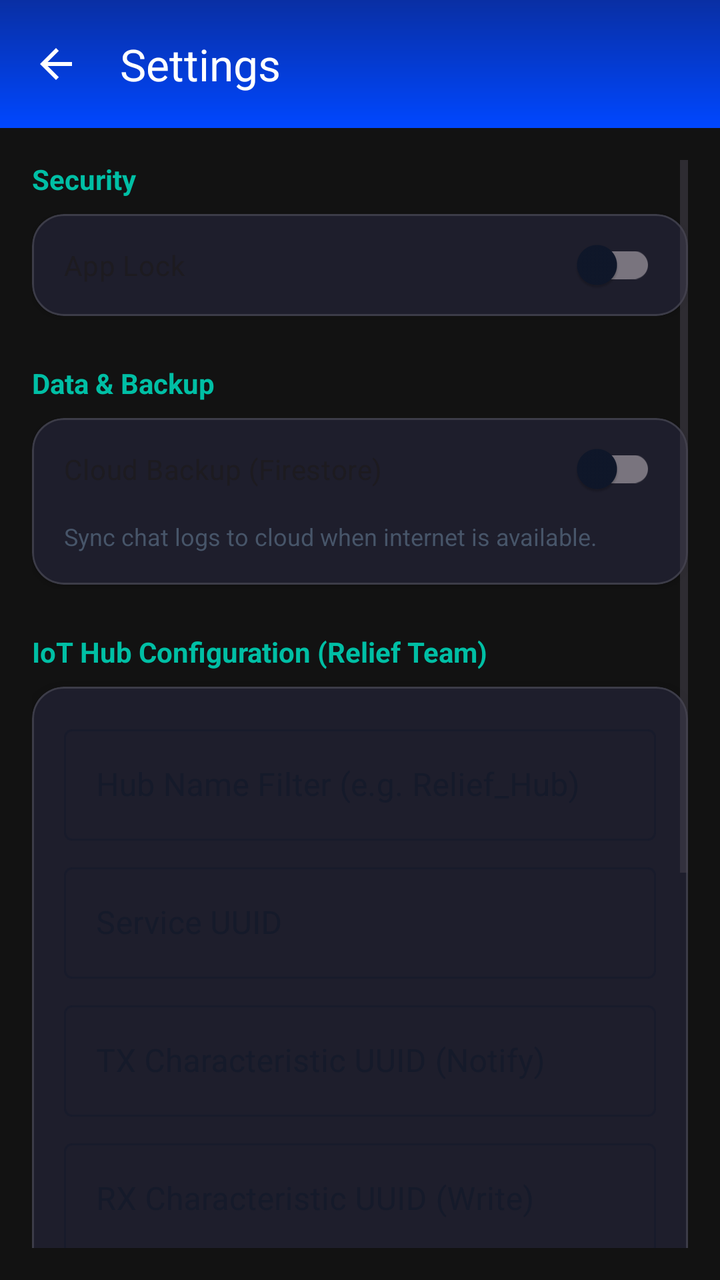
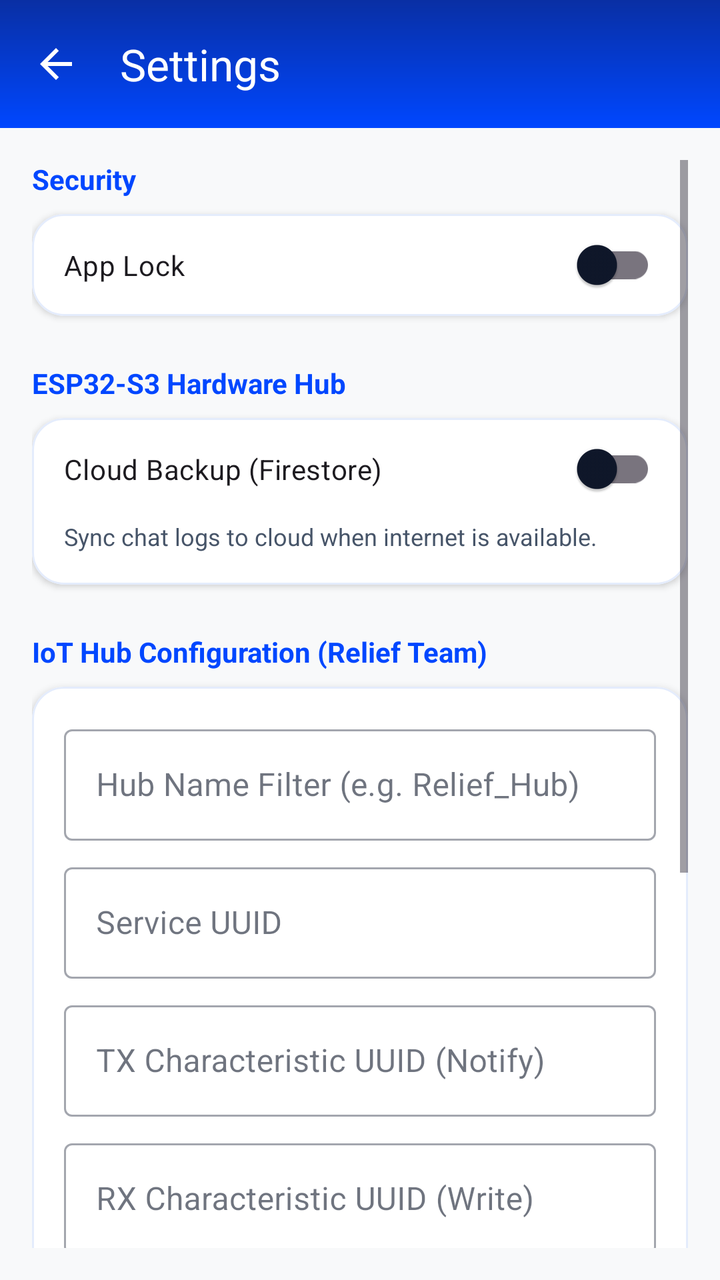

The first picture is an Android layout as it rendered before a commit; the second is the same layout after the commit. The layout source and the unified diff follow.
<!-- AndroidManifest.xml: activity theme Theme.DisasterComm.NoActionBar -->
<!-- res/layout/activity_settings.xml -->
<?xml version="1.0" encoding="utf-8"?>
<LinearLayout xmlns:android="http://schemas.android.com/apk/res/android"
    xmlns:app="http://schemas.android.com/apk/res-auto"
    android:layout_width="match_parent"
    android:layout_height="match_parent"
    android:orientation="vertical"
    android:background="#121212">

    <com.google.android.material.appbar.MaterialToolbar
        android:id="@+id/toolbar"
        android:layout_width="match_parent"
        android:layout_height="?attr/actionBarSize"
        android:background="@drawable/gradient_toolbar"
        android:elevation="4dp"
        app:title="Settings"
        app:titleTextColor="@android:color/white"
        app:navigationIcon="@drawable/ic_arrow_back"
        app:navigationIconTint="@color/white"/>

    <ScrollView
        android:layout_width="match_parent"
        android:layout_height="match_parent"
        android:padding="16dp">

        <LinearLayout
            android:layout_width="match_parent"
            android:layout_height="wrap_content"
            android:orientation="vertical">



            
            <TextView
                android:layout_width="wrap_content"
                android:layout_height="wrap_content"
                android:text="Security"
                android:textColor="#00BFA5"
                android:textStyle="bold"
                android:layout_marginBottom="8dp"/>

            <com.google.android.material.card.MaterialCardView
                android:layout_width="match_parent"
                android:layout_height="wrap_content"
                app:cardCornerRadius="16dp" app:strokeWidth="1dp" app:strokeColor="#22FFFFFF"
                app:cardElevation="2dp"
                app:cardBackgroundColor="#1E1E2C"
                android:layout_marginBottom="24dp">

                <LinearLayout
                    android:layout_width="match_parent"
                    android:layout_height="wrap_content"
                    android:orientation="vertical">

                    <com.google.android.material.switchmaterial.SwitchMaterial
                        android:id="@+id/switchAppLock"
                        android:layout_width="match_parent"
                        android:layout_height="wrap_content"
                        android:text="App Lock"
                        android:padding="16dp"/>
                </LinearLayout>
            </com.google.android.material.card.MaterialCardView>

            
            <TextView
                android:layout_width="wrap_content"
                android:layout_height="wrap_content"
                android:text="Data &amp; Backup"
                android:textColor="#00BFA5"
                android:textStyle="bold"
                android:layout_marginBottom="8dp"/>

            <com.google.android.material.card.MaterialCardView
                android:layout_width="match_parent"
                android:layout_height="wrap_content"
                app:cardCornerRadius="16dp" app:strokeWidth="1dp" app:strokeColor="#22FFFFFF"
                app:cardElevation="2dp"
                app:cardBackgroundColor="#1E1E2C"
                android:layout_marginBottom="24dp">

                <LinearLayout
                    android:layout_width="match_parent"
                    android:layout_height="wrap_content"
                    android:orientation="vertical">

                    <com.google.android.material.switchmaterial.SwitchMaterial
                        android:id="@+id/switchCloudBackup"
                        android:layout_width="match_parent"
                        android:layout_height="wrap_content"
                        android:text="Cloud Backup (Firestore)"
                        android:padding="16dp"/>

                    <TextView
                        android:layout_width="match_parent"
                        android:layout_height="wrap_content"
                        android:text="Sync chat logs to cloud when internet is available."
                        android:textColor="@color/text_secondary"
                        android:textSize="12sp"
                        android:paddingStart="16dp"
                        android:paddingEnd="16dp"
                        android:paddingBottom="16dp"/>
                </LinearLayout>
            </com.google.android.material.card.MaterialCardView>
            
 

            
            <TextView
                android:layout_width="wrap_content"
                android:layout_height="wrap_content"
                android:text="IoT Hub Configuration (Relief Team)"
                android:textColor="#00BFA5"
                android:textStyle="bold"
                android:layout_marginBottom="8dp"/>

            <com.google.android.material.card.MaterialCardView
                android:layout_width="match_parent"
                android:layout_height="wrap_content"
                app:cardCornerRadius="16dp" app:strokeWidth="1dp" app:strokeColor="#22FFFFFF"
                app:cardElevation="2dp"
                app:cardBackgroundColor="#1E1E2C"
                android:layout_marginBottom="24dp">

                <LinearLayout
                    android:layout_width="match_parent"
                    android:layout_height="wrap_content"
                    android:orientation="vertical"
                    android:padding="16dp">

                    <com.google.android.material.textfield.TextInputLayout
                        android:layout_width="match_parent"
                        android:layout_height="wrap_content"
                        android:hint="Hub Name Filter (e.g. Relief_Hub)"
                        style="@style/Widget.MaterialComponents.TextInputLayout.OutlinedBox">
                        <com.google.android.material.textfield.TextInputEditText
                            android:id="@+id/etHubName"
                            android:layout_width="match_parent"
                            android:layout_height="wrap_content"
                            android:inputType="text"/>
                    </com.google.android.material.textfield.TextInputLayout>

                    <com.google.android.material.textfield.TextInputLayout
                        android:layout_width="match_parent"
                        android:layout_height="wrap_content"
                        android:hint="Service UUID"
                        android:layout_marginTop="8dp"
                        style="@style/Widget.MaterialComponents.TextInputLayout.OutlinedBox">
                        <com.google.android.material.textfield.TextInputEditText
                            android:id="@+id/etServiceUuid"
                            android:layout_width="match_parent"
                            android:layout_height="wrap_content"
                            android:inputType="text"/>
                    </com.google.android.material.textfield.TextInputLayout>

                    <com.google.android.material.textfield.TextInputLayout
                        android:layout_width="match_parent"
                        android:layout_height="wrap_content"
                        android:hint="TX Characteristic UUID (Notify)"
                        android:layout_marginTop="8dp"
                        style="@style/Widget.MaterialComponents.TextInputLayout.OutlinedBox">
                        <com.google.android.material.textfield.TextInputEditText
                            android:id="@+id/etTxUuid"
                            android:layout_width="match_parent"
                            android:layout_height="wrap_content"
                            android:inputType="text"/>
                    </com.google.android.material.textfield.TextInputLayout>

                    <com.google.android.material.textfield.TextInputLayout
                        android:layout_width="match_parent"
                        android:layout_height="wrap_content"
                        android:hint="RX Characteristic UUID (Write)"
                        android:layout_marginTop="8dp"
                        style="@style/Widget.MaterialComponents.TextInputLayout.OutlinedBox">
                        <com.google.android.material.textfield.TextInputEditText
                            android:id="@+id/etRxUuid"
                            android:layout_width="match_parent"
                            android:layout_height="wrap_content"
                            android:inputType="text"/>
                    </com.google.android.material.textfield.TextInputLayout>

                    <Button
                        android:id="@+id/btnSaveHub"
                        android:layout_width="match_parent"
                        android:layout_height="wrap_content"
                        android:text="Save Hub Configuration"
                        android:layout_marginTop="16dp"/>

                    <Button
                        android:id="@+id/btnResetHub"
                        style="@style/Widget.MaterialComponents.Button.TextButton"
                        android:layout_width="match_parent"
                        android:layout_height="wrap_content"
                        android:text="Reset to Defaults"
                        android:textColor="@color/text_secondary"/>

                </LinearLayout>
            </com.google.android.material.card.MaterialCardView>

            
            <TextView
                android:layout_width="wrap_content"
                android:layout_height="wrap_content"
                android:text="Software Update"
                android:textColor="#00BFA5"
                android:textStyle="bold"
                android:layout_marginBottom="8dp"/>

            <com.google.android.material.card.MaterialCardView
                android:layout_width="match_parent"
                android:layout_height="wrap_content"
                app:cardCornerRadius="16dp" app:strokeWidth="1dp" app:strokeColor="#22FFFFFF"
                app:cardElevation="2dp"
                app:cardBackgroundColor="#1E1E2C"
                android:layout_marginBottom="24dp">

                <LinearLayout
                    android:id="@+id/layoutCheckUpdate"
                    android:layout_width="match_parent"
                    android:layout_height="wrap_content"
                    android:orientation="horizontal"
                    android:padding="16dp"
                    android:gravity="center_vertical"
                    android:clickable="true"
                    android:focusable="true"
                    android:background="?attr/selectableItemBackground">

                    <ImageView
                        android:layout_width="24dp"
                        android:layout_height="24dp"
                        android:src="@android:drawable/stat_sys_download"
                        app:tint="@color/text_primary" />

                    <LinearLayout
                        android:layout_width="0dp"
                        android:layout_height="wrap_content"
                        android:layout_weight="1"
                        android:orientation="vertical"
                        android:layout_marginStart="16dp">

                        <TextView
                            android:layout_width="wrap_content"
                            android:layout_height="wrap_content"
                            android:text="Check for Updates"
                            android:textColor="@color/text_primary"
                            android:textSize="16sp"/>

                        <TextView
                            android:layout_width="wrap_content"
                            android:layout_height="wrap_content"
                            android:text="Install the latest version"
                            android:textColor="@color/text_secondary"
                            android:textSize="12sp"/>
                    </LinearLayout>
                   
                    <ImageView
                        android:layout_width="24dp"
                        android:layout_height="24dp"
                        android:src="@drawable/ic_arrow_back"
                        android:rotation="180"
                        app:tint="@color/text_secondary"/>
                </LinearLayout>
            </com.google.android.material.card.MaterialCardView>

            <TextView
                android:id="@+id/tvVersion"
                android:layout_width="match_parent"
                android:layout_height="wrap_content"
                android:text="Version 1.0"
                android:gravity="center"
                android:textColor="@color/text_secondary"
                android:layout_marginTop="24dp"/>

        </LinearLayout>
    </ScrollView>
</LinearLayout>
<!-- resources referenced by this layout -->
<resources>
  <color name="text_primary">#0F172A</color>
  <color name="text_secondary">#475569</color>
  <color name="white">#FFFFFF</color>
  <!-- drawable gradient_toolbar (drawable) -->
  <?xml version="1.0" encoding="utf-8"?>
  <shape xmlns:android="http://schemas.android.com/apk/res/android"
      android:shape="rectangle">
      <gradient
          android:angle="90"
          android:startColor="@color/primary"
          android:endColor="@color/primary_variant"
          android:type="linear"/>
  </shape>
  <!-- drawable ic_arrow_back (drawable) -->
  <vector xmlns:android="http://schemas.android.com/apk/res/android"
      android:width="24dp"
      android:height="24dp"
      android:viewportWidth="24"
      android:viewportHeight="24">
    <path
        android:fillColor="@android:color/white"
        android:pathData="M20,11H7.83l5.59,-5.59L12,4l-8,8l8,8l1.41,-1.41L7.83,13H20V11z"/>
  </vector>
  <style name="Theme.DisasterComm.NoActionBar" parent="Theme.DisasterComm">
          <item name="windowActionBar">false</item>
          <item name="windowNoTitle">true</item>
      </style>
  <color name="primary">#0047FF</color>
  <color name="primary_variant">#092FA4</color>
  <style name="Theme.DisasterComm" parent="Theme.Material3.DayNight.NoActionBar">
          
          <item name="colorPrimary">@color/primary</item>
          <item name="colorPrimaryVariant">@color/primary_variant</item>
          <item name="colorOnPrimary">@color/text_on_primary</item>
          
          
          <item name="colorSecondary">@color/secondary</item>
          <item name="colorSecondaryVariant">@color/secondary_variant</item>
          <item name="colorOnSecondary">@color/white</item>
          
          
          <item name="android:windowBackground">@color/background</item>
          <item name="colorSurface">@color/surface</item>
          <item name="colorOnSurface">@color/text_primary</item>
          
          
          <item name="android:statusBarColor">@color/primary_variant</item>
          <item name="android:windowLightStatusBar">false</item>
          
          
          <item name="elevationOverlayEnabled">false</item>
          
          
          <item name="materialButtonStyle">@style/Widget.App.Button</item>
      </style>
  <color name="text_on_primary">#FFFFFF</color>
  <color name="secondary">#0047FF</color>
  <color name="secondary_variant">#092FA4</color>
  <color name="background">#F8F9FA</color>
  <color name="surface">#FFFFFF</color>
  <style name="Widget.App.Button" parent="Widget.Material3.Button">
          <item name="android:minHeight">48dp</item>
          <item name="android:minWidth">48dp</item>
          <item name="android:stateListAnimator">@null</item> 
          <item name="android:elevation">0dp</item>
      </style>
</resources>

<!-- the commit's change to res/layout/activity_settings.xml (unified diff, before → after) -->
@@ -4,7 +4,7 @@
     android:layout_width="match_parent"
     android:layout_height="match_parent"
     android:orientation="vertical"
-    android:background="#121212">
+    android:background="@color/background">
 
     <com.google.android.material.appbar.MaterialToolbar
         android:id="@+id/toolbar"
@@ -34,16 +34,16 @@
                 android:layout_width="wrap_content"
                 android:layout_height="wrap_content"
                 android:text="Security"
-                android:textColor="#00BFA5"
-                android:textStyle="bold"
-                android:layout_marginBottom="8dp"/>
-
-            <com.google.android.material.card.MaterialCardView
-                android:layout_width="match_parent"
-                android:layout_height="wrap_content"
-                app:cardCornerRadius="16dp" app:strokeWidth="1dp" app:strokeColor="#22FFFFFF"
-                app:cardElevation="2dp"
-                app:cardBackgroundColor="#1E1E2C"
+                android:textColor="@color/primary"
+                android:textStyle="bold"
+                android:layout_marginBottom="8dp"/>
+
+            <com.google.android.material.card.MaterialCardView
+                android:layout_width="match_parent"
+                android:layout_height="wrap_content"
+                app:cardCornerRadius="16dp" app:strokeWidth="1dp" app:strokeColor="@color/divider"
+                app:cardElevation="2dp"
+                app:cardBackgroundColor="@color/surface"
                 android:layout_marginBottom="24dp">
 
                 <LinearLayout
@@ -64,17 +64,17 @@
             <TextView
                 android:layout_width="wrap_content"
                 android:layout_height="wrap_content"
-                android:text="Data &amp; Backup"
-                android:textColor="#00BFA5"
-                android:textStyle="bold"
-                android:layout_marginBottom="8dp"/>
-
-            <com.google.android.material.card.MaterialCardView
-                android:layout_width="match_parent"
-                android:layout_height="wrap_content"
-                app:cardCornerRadius="16dp" app:strokeWidth="1dp" app:strokeColor="#22FFFFFF"
-                app:cardElevation="2dp"
-                app:cardBackgroundColor="#1E1E2C"
+                android:text="ESP32-S3 Hardware Hub"
+                android:textColor="@color/primary"
+                android:textStyle="bold"
+                android:layout_marginBottom="8dp"/>
+
+            <com.google.android.material.card.MaterialCardView
+                android:layout_width="match_parent"
+                android:layout_height="wrap_content"
+                app:cardCornerRadius="16dp" app:strokeWidth="1dp" app:strokeColor="@color/divider"
+                app:cardElevation="2dp"
+                app:cardBackgroundColor="@color/surface"
                 android:layout_marginBottom="24dp">
 
                 <LinearLayout
@@ -108,16 +108,16 @@
                 android:layout_width="wrap_content"
                 android:layout_height="wrap_content"
                 android:text="IoT Hub Configuration (Relief Team)"
-                android:textColor="#00BFA5"
-                android:textStyle="bold"
-                android:layout_marginBottom="8dp"/>
-
-            <com.google.android.material.card.MaterialCardView
-                android:layout_width="match_parent"
-                android:layout_height="wrap_content"
-                app:cardCornerRadius="16dp" app:strokeWidth="1dp" app:strokeColor="#22FFFFFF"
-                app:cardElevation="2dp"
-                app:cardBackgroundColor="#1E1E2C"
+                android:textColor="@color/primary"
+                android:textStyle="bold"
+                android:layout_marginBottom="8dp"/>
+
+            <com.google.android.material.card.MaterialCardView
+                android:layout_width="match_parent"
+                android:layout_height="wrap_content"
+                app:cardCornerRadius="16dp" app:strokeWidth="1dp" app:strokeColor="@color/divider"
+                app:cardElevation="2dp"
+                app:cardBackgroundColor="@color/surface"
                 android:layout_marginBottom="24dp">
 
                 <LinearLayout
@@ -200,16 +200,16 @@
                 android:layout_width="wrap_content"
                 android:layout_height="wrap_content"
                 android:text="Software Update"
-                android:textColor="#00BFA5"
-                android:textStyle="bold"
-                android:layout_marginBottom="8dp"/>
-
-            <com.google.android.material.card.MaterialCardView
-                android:layout_width="match_parent"
-                android:layout_height="wrap_content"
-                app:cardCornerRadius="16dp" app:strokeWidth="1dp" app:strokeColor="#22FFFFFF"
-                app:cardElevation="2dp"
-                app:cardBackgroundColor="#1E1E2C"
+                android:textColor="@color/primary"
+                android:textStyle="bold"
+                android:layout_marginBottom="8dp"/>
+
+            <com.google.android.material.card.MaterialCardView
+                android:layout_width="match_parent"
+                android:layout_height="wrap_content"
+                app:cardCornerRadius="16dp" app:strokeWidth="1dp" app:strokeColor="@color/divider"
+                app:cardElevation="2dp"
+                app:cardBackgroundColor="@color/surface"
                 android:layout_marginBottom="24dp">
 
                 <LinearLayout
<!-- resource entries referenced after the edit -->
@@ -59,6 +59,7 @@
   <color name="secondary">#0047FF</color>
   <color name="secondary_variant">#092FA4</color>
   <color name="background">#F8F9FA</color>
+  <color name="divider">#E4ECFC</color>
   <color name="surface">#FFFFFF</color>
   <style name="Widget.App.Button" parent="Widget.Material3.Button">
           <item name="android:minHeight">48dp</item>
